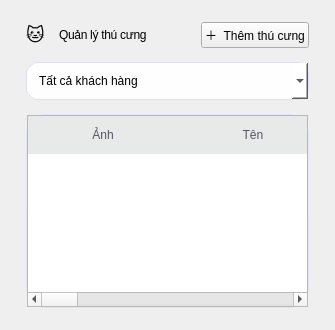
Old version of the form ui/pets.ui in the repository thaieaut-engineer/LTUD_Python_Nhom_18.
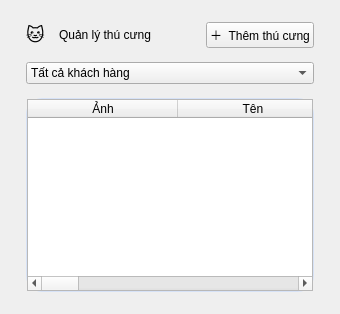
New version of the form.

Commit message: update giao diện đẹp hơn có background

The edit to the form file:
```diff
--- a/ui/pets.ui
+++ b/ui/pets.ui
@@ -3,19 +3,11 @@
  <class>PetsPage</class>
  <widget class="QWidget" name="PetsPage">
   <property name="styleSheet">
-   <string notr="true">QLabel#PageTitle{font: 800 17pt "Segoe UI"; letter-spacing: -0.3px;}
-QFrame#Card{
-background: qlineargradient(x1:0, y1:0, x2:0, y2:1, stop:0 #ffffff, stop:1 #faf5ff);
-border: 1px solid rgba(99,102,241,0.12);
-border-radius: 20px;
-}
-QComboBox{background: rgba(255,255,255,0.95); border: 1px solid rgba(99,102,241,0.15); border-radius: 12px; padding: 10px 12px; font: 600 10pt "Segoe UI";}
-QPushButton#PrimaryButton{
-border:0px; border-radius:14px; padding:10px 14px;
-color:white; font: 800 10pt "Segoe UI";
-background: qlineargradient(x1:0,y1:0,x2:1,y2:0, stop:0 #6366F1, stop:1 #c026d3);
-}
-QHeaderView::section{background: rgba(15,23,42,0.03); border:0px; padding:10px 12px; font: 700 9pt "Segoe UI"; color: rgba(15,23,42,0.70);}</string>
+   <string notr="true">QFrame#Card{
+background: qlineargradient(x1:0, y1:0, x2:1, y2:1, stop:0 #FFFFFF, stop:0.6 #F6FAFF, stop:1 #FFF3F8);
+border: 1px solid #D6E2F7;
+border-radius: 16px;
+}</string>
   </property>
   <layout class="QVBoxLayout" name="verticalLayout">
    <property name="leftMargin">
```
The commit also changes 11 other files.
